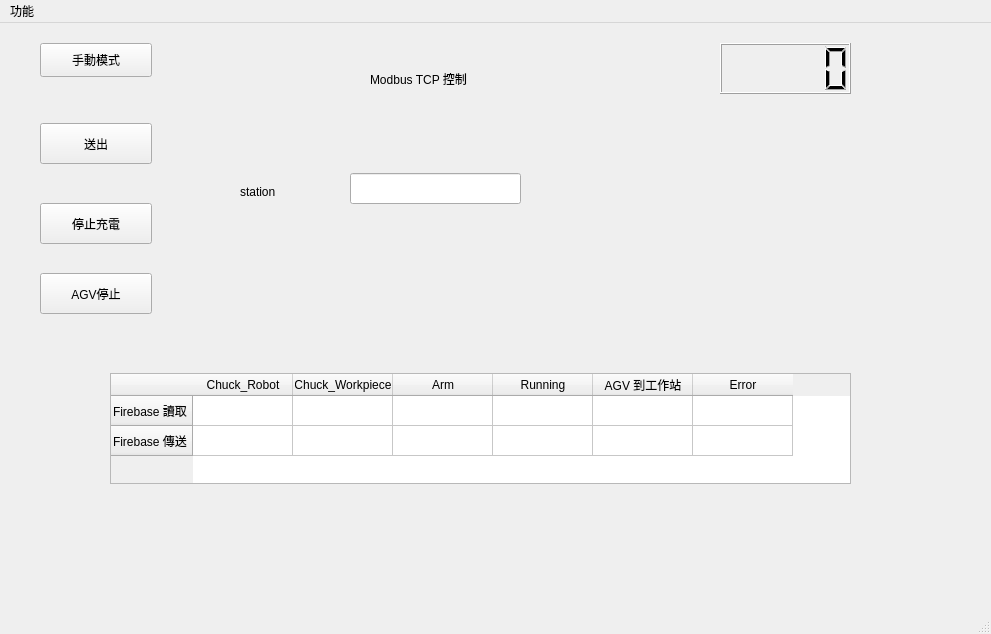
Above: pyqt5_designer/ui/Second_Window.ui from hj8239ka45/factory_of_modbus before the change. Below: the same form after it.
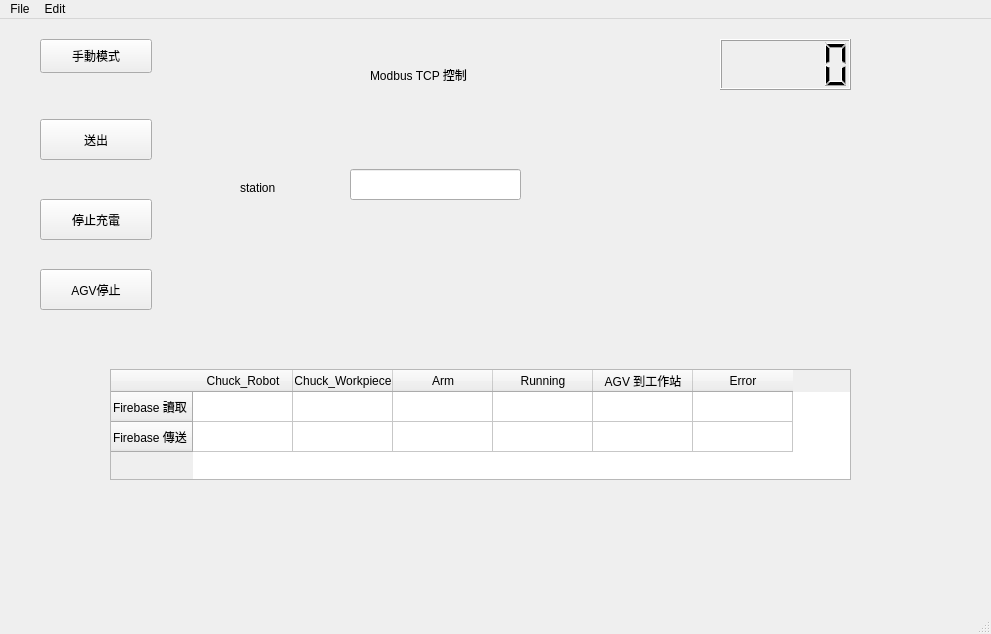
That is the form after the change.

```diff
--- a/pyqt5_designer/ui/Second_Window.ui
+++ b/pyqt5_designer/ui/Second_Window.ui
@@ -187,7 +187,8 @@
     </column>
    </widget>
   </widget>
-  <widget class="QMenuBar" name="menubar">
+  <widget class="QStatusBar" name="statusbar"/>
+  <widget class="QMenuBar" name="mainMenu">
    <property name="geometry">
     <rect>
      <x>0</x>
@@ -196,12 +197,19 @@
      <height>29</height>
     </rect>
    </property>
-   <widget class="QMenu" name="menu">
+   <widget class="QMenu" name="fileMenu">
     <property name="title">
-     <string>功能</string>
+     <string>File</string>
     </property>
    </widget>
-   <addaction name="menu"/>
+   <widget class="QMenu" name="menuEdit">
+    <property name="title">
+     <string>Edit</string>
+    </property>
+    <addaction name="autoButton"/>
+   </widget>
+   <addaction name="fileMenu"/>
+   <addaction name="menuEdit"/>
   </widget>
   <widget class="QStatusBar" name="statusbar"/>
  </widget>
```
Left out of the diff: 27 changed lines with no effect on the pictures.
